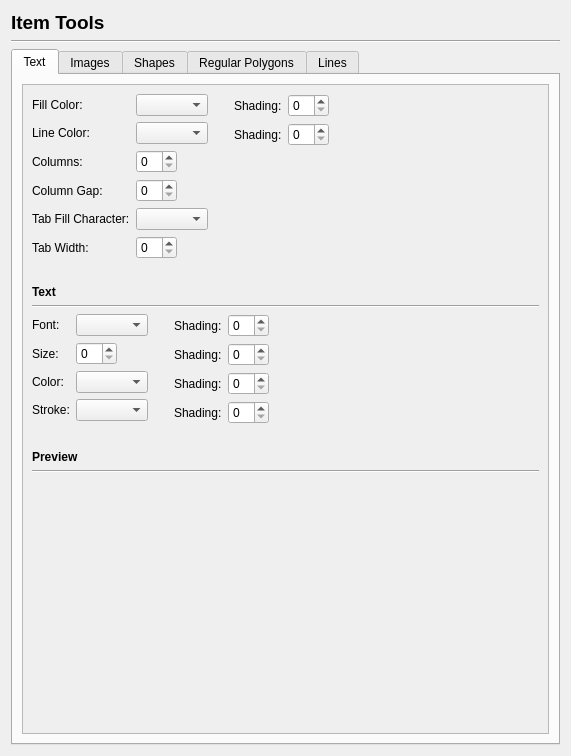
The window that scribus/ui/prefs_itemtoolsbase.ui (scribusproject/scribus) describes before a commit, drawn with Qt 5.
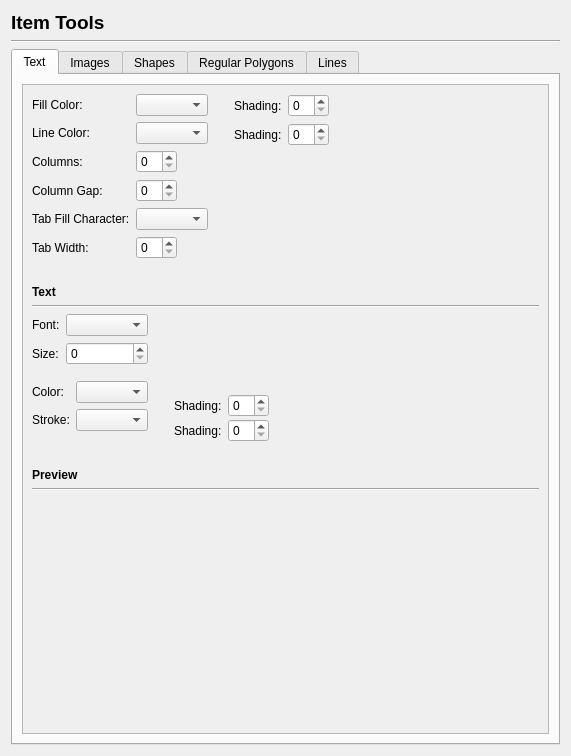
The same window after the commit.

Commit message: Setup widget naming for item tools prefs

```diff
--- a/scribus/ui/prefs_itemtoolsbase.ui
+++ b/scribus/ui/prefs_itemtoolsbase.ui
@@ -71,7 +71,7 @@
             <height>626</height>
            </rect>
           </property>
-          <layout class="QVBoxLayout" name="verticalLayout_2">
+          <layout class="QVBoxLayout" name="verticalLayout_9">
            <item>
             <layout class="QHBoxLayout" name="horizontalLayout_5">
              <item>
@@ -238,13 +238,9 @@
            <item>
             <layout class="QHBoxLayout" name="horizontalLayout_3">
              <item>
+              <layout class="QVBoxLayout" name="verticalLayout_2">
+               <item>
               <layout class="QFormLayout" name="formLayout">
-               <property name="fieldGrowthPolicy">
-                <enum>QFormLayout::FieldsStayAtSizeHint</enum>
-               </property>
-               <property name="formAlignment">
-                <set>Qt::AlignLeading|Qt::AlignLeft|Qt::AlignTop</set>
-               </property>
                <item row="0" column="0">
                 <widget class="QLabel" name="label_3">
                  <property name="text">
@@ -265,28 +261,34 @@
                <item row="1" column="1">
                 <widget class="QSpinBox" name="textSizeSpinBox"/>
                </item>
-               <item row="2" column="0">
+                </layout>
+               </item>
+               <item>
+                <layout class="QFormLayout" name="formLayout_14">
+                 <item row="0" column="0">
                 <widget class="QLabel" name="label_5">
                  <property name="text">
                   <string>Color:</string>
                  </property>
                 </widget>
                </item>
-               <item row="2" column="1">
+                 <item row="0" column="1">
                 <widget class="QComboBox" name="textColorComboBox"/>
                </item>
-               <item row="3" column="0">
+                 <item row="1" column="0">
                 <widget class="QLabel" name="label_6">
                  <property name="text">
                   <string>Stroke:</string>
                  </property>
                 </widget>
                </item>
-               <item row="3" column="1">
+                 <item row="1" column="1">
                 <widget class="QComboBox" name="textStrokeColorComboBox"/>
                </item>
               </layout>
              </item>
+              </layout>
+             </item>
              <item>
               <spacer name="horizontalSpacer">
                <property name="orientation">
@@ -304,55 +306,55 @@
               </spacer>
              </item>
              <item>
+              <layout class="QVBoxLayout" name="verticalLayout_8">
+               <item>
+                <spacer name="verticalSpacer_10">
+                 <property name="orientation">
+                  <enum>Qt::Vertical</enum>
+                 </property>
+                 <property name="sizeHint" stdset="0">
+                  <size>
+                   <width>20</width>
+                   <height>40</height>
+                  </size>
+                 </property>
+                </spacer>
+               </item>
+               <item>
               <layout class="QFormLayout" name="formLayout_2">
+                 <property name="sizeConstraint">
+                  <enum>QLayout::SetDefaultConstraint</enum>
+                 </property>
                <property name="fieldGrowthPolicy">
                 <enum>QFormLayout::FieldsStayAtSizeHint</enum>
                </property>
-               <property name="formAlignment">
-                <set>Qt::AlignLeading|Qt::AlignLeft|Qt::AlignTop</set>
+                 <property name="verticalSpacing">
+                  <number>2</number>
                </property>
                <item row="0" column="0">
-                <widget class="QLabel" name="label_12">
-                 <property name="text">
-                  <string>Shading:</string>
-                 </property>
-                </widget>
-               </item>
-               <item row="0" column="1">
-                <widget class="QSpinBox" name="spinBox_3"/>
-               </item>
-               <item row="1" column="0">
-                <widget class="QLabel" name="label_13">
-                 <property name="text">
-                  <string>Shading:</string>
-                 </property>
-                </widget>
-               </item>
-               <item row="1" column="1">
-                <widget class="QSpinBox" name="spinBox_4"/>
-               </item>
-               <item row="2" column="0">
                 <widget class="QLabel" name="label_16">
                  <property name="text">
                   <string>Shading:</string>
                  </property>
                 </widget>
                </item>
-               <item row="2" column="1">
+                 <item row="0" column="1">
                 <widget class="QSpinBox" name="textColorShadingSpinBox"/>
                </item>
-               <item row="3" column="0">
+                 <item row="1" column="0">
                 <widget class="QLabel" name="label_15">
                  <property name="text">
                   <string>Shading:</string>
                  </property>
                 </widget>
                </item>
-               <item row="3" column="1">
+                 <item row="1" column="1">
                 <widget class="QSpinBox" name="textStrokeShadingSpinBox"/>
                </item>
               </layout>
              </item>
+              </layout>
+             </item>
              <item>
               <spacer name="horizontalSpacer_2">
                <property name="orientation">
```
Left out of the diff: 13 changed lines with no effect on the pictures. Lines whose indentation alone changed are shown as unchanged. The commit also changes 2 other files.
